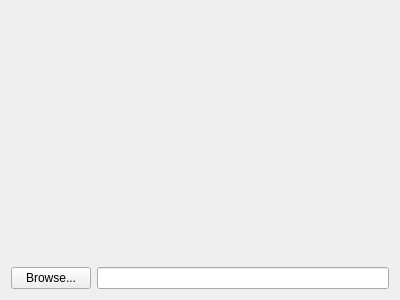
This is ImageWizard/filechooser.ui in coltoncandy/Image-Generator-Wizard as Qt 5 draws it before an edit. The edited form follows.
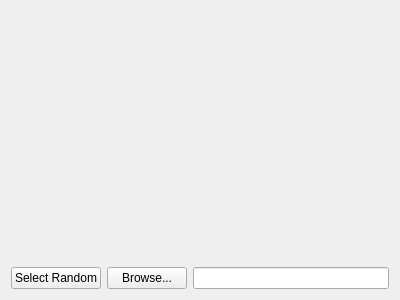
This is the edited form.

Commit message: Created a button & connected it to the getRandomBackground from algomanager

```diff
--- a/ImageWizard/filechooser.ui
+++ b/ImageWizard/filechooser.ui
@@ -63,6 +63,13 @@
    </item>
    <item>
     <layout class="QHBoxLayout" name="horizontalLayout">
+     <item>
+      <widget class="QPushButton" name="randomButton">
+       <property name="text">
+        <string>Select Random</string>
+       </property>
+      </widget>
+     </item>
      <item>
       <widget class="QPushButton" name="browseButton">
        <property name="text">
```
The commit also changes 3 other files.
